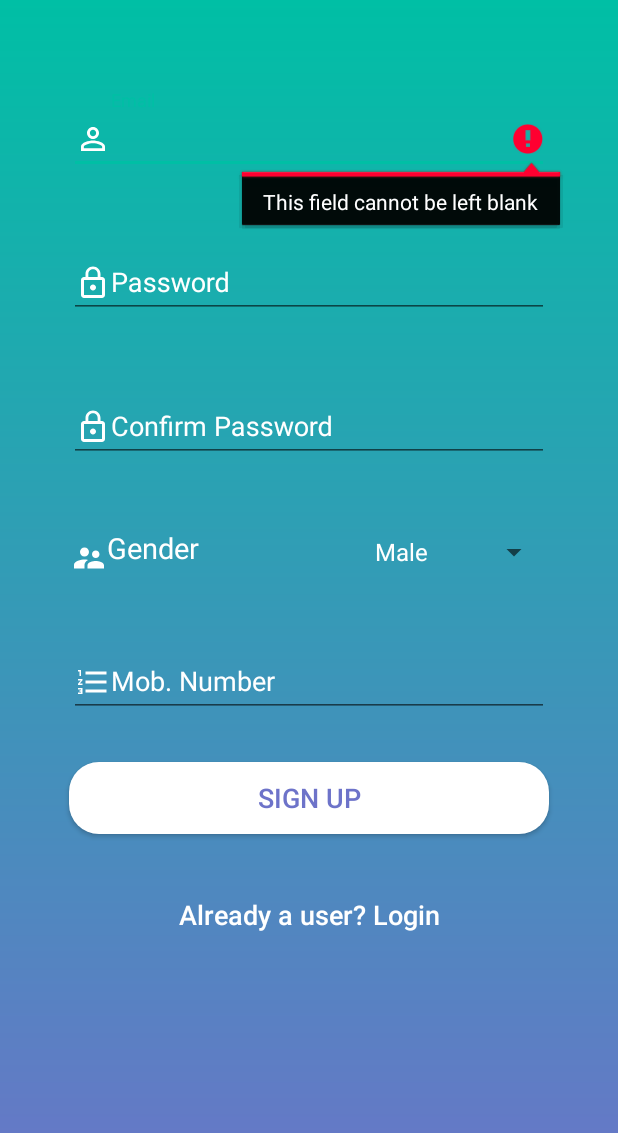
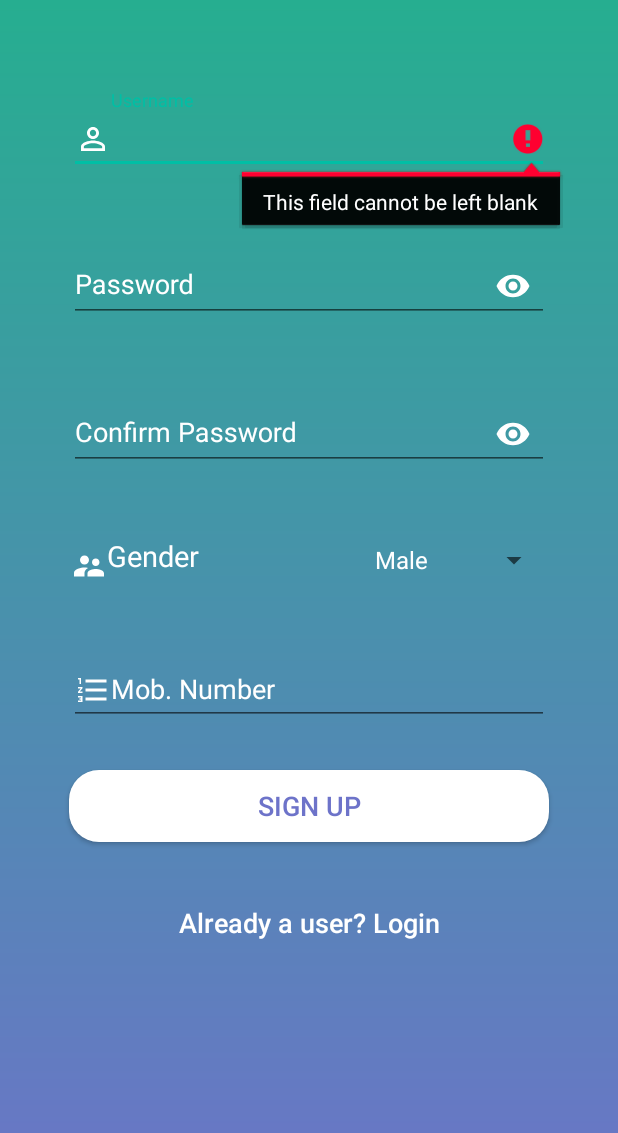
Before and after one commit to ALI-SAMPSON/YOKALODGE, an Android app: the SignUpActivity screen opened directly, with no data from a screen before it, after a tap on "SIGN UP", on a phone screen of 412 x 824 dp. Shown: the top 1133 px of the screen. Run offline under Robolectric (Android 15) with nearby library versions, the light colour scheme and no system bars; our stand-ins replace Firebase (no records; nobody signed in at launch, a user with empty details on screens opened directly).

Commit message:
initial commit

```diff
--- a/app/src/main/AndroidManifest.xml
+++ b/app/src/main/AndroidManifest.xml
@@ -9,15 +9,15 @@
         android:roundIcon="@mipmap/ic_launcher_round"
         android:supportsRtl="true"
         android:theme="@style/AppTheme">
-        <activity android:name=".activities.SplashScreenActivity">
+        <activity android:name=".activities.AdminLoginActivity">
             <intent-filter>
                 <action android:name="android.intent.action.MAIN" />
 
                 <category android:name="android.intent.category.LAUNCHER" />
             </intent-filter>
         </activity>
+        <activity android:name=".activities.SplashScreenActivity" />
         <activity android:name=".activities.SignUpActivity" />
-        <activity android:name=".activities.AdminLoginActivity" />
         <activity android:name=".activities.LoginActivity" />
         <activity android:name=".activities.HomeActivity"></activity>
     </application>
--- a/app/src/main/java/com/example/icode/yokalodge/activities/SignUpActivity.java
+++ b/app/src/main/java/com/example/icode/yokalodge/activities/SignUpActivity.java
@@ -15,6 +15,7 @@ import android.util.Log;
 import android.util.Patterns;
 import android.view.View;
 import android.widget.ArrayAdapter;
+import android.widget.EditText;
 import android.widget.ProgressBar;
 import android.widget.Toast;
 import android.widget.Toolbar;
@@ -44,8 +45,8 @@ public class SignUpActivity extends AppCompatActivity {
     private FirebaseAuth mAuth;
 
     //instance variable of the FirebaseReference and DatabaseReference
-    private FirebaseDatabase dB;
-    private DatabaseReference dbRef;
+    private FirebaseDatabase usersdB;
+    private DatabaseReference usersRef;
 
     //an instance of the User class
     private Users users;
@@ -53,12 +54,12 @@ public class SignUpActivity extends AppCompatActivity {
     //instance of the ProgressDialog class
     ProgressDialog progressDialog;
 
-    //instance variable of the various views
-    private AppCompatEditText appCompatEditTextEmail;
-    private AppCompatEditText appCompatEditTextPassword;
-    private AppCompatEditText appCompatEditTextConfirmPassword;
+    //instance variables of the various views
+    private EditText editTextUsername;
+    private EditText editTextPassword;
+    private EditText editTextConfirmPassword;
 
-    private AppCompatEditText appCompatEditTextMobileNumber;
+    private EditText editTextMobileNumber;
 
     private AppCompatSpinner appCompatSpinnerGender;
     private ArrayAdapter<CharSequence> arrayAdapterGender;
@@ -77,13 +78,12 @@ public class SignUpActivity extends AppCompatActivity {
             actionBar.hide();
         }
 
-        appCompatEditTextEmail = findViewById(R.id.appCompatEditTextEmail);
+        editTextUsername = findViewById(R.id.editTextUsername);
         //sets the input type for the email editText
         //appCompatEditTextEmail.setInputType(InputType.TYPE_CLASS_TEXT | InputType.TYPE_TEXT_VARIATION_EMAIL_ADDRESS );
-        appCompatEditTextPassword = findViewById(R.id.appCompatEditTextPassword);
-        appCompatEditTextConfirmPassword = findViewById(R.id.appCompatEditTextConfirmPassword);
-        appCompatEditTextMobileNumber = findViewById(R.id.appCompatEditTextMobileNumber);
-        //appCompatButton = findViewById(R.id.appCompatButtonLogin);
+        editTextPassword = findViewById(R.id.editTextPassword);
+        editTextConfirmPassword = findViewById(R.id.editTextConfirmPassword);
+        editTextMobileNumber = findViewById(R.id.editTextMobileNumber);
 
         //spinner or drop down view and its arrayAdapter instantiation
         appCompatSpinnerGender = findViewById(R.id.spinnerGender);
@@ -93,63 +93,68 @@ public class SignUpActivity extends AppCompatActivity {
 
         //getting the instances
         users = new Users();
-        dB = FirebaseDatabase.getInstance();
-        dbRef = dB.getReference().child("Users");
+        usersdB = FirebaseDatabase.getInstance();
+        usersRef = usersdB.getReference().child("Users");
 
     }
 
 
     //checks for a valid email
-    public static boolean isEmailValid(String email) {
-        String expression = "^[\\w\\.-]+@([\\w\\-]+\\.)+[A-Z]{2,4}$";
-        Pattern pattern = Pattern.compile(expression, Pattern.CASE_INSENSITIVE);
-        Matcher matcher = pattern.matcher(email);
-        return matcher.matches();
-    }
+
+   /* public static boolean isValidEmail(CharSequence target) {
+        return (!TextUtils.isEmpty(target) && Patterns.EMAIL_ADDRESS.matcher(target).matches());
+    }*/
+
 
     //method for the sign Up button
     public void onSignUpButtonClick(View view){
 
         //get the text from the EditText
-        String email = appCompatEditTextEmail.getText().toString().trim();
-        isEmailValid(email);
-        String password = appCompatEditTextPassword.getText().toString().trim();
-        String confirm_password = appCompatEditTextConfirmPassword.getText().toString().trim();
-        String mobile_number = appCompatEditTextMobileNumber.getText().toString().trim();
+        String username = editTextUsername.getText().toString().trim();
+        String password = editTextPassword.getText().toString().trim();
+        String confirm_password = editTextConfirmPassword.getText().toString().trim();
+        String mobile_number = editTextMobileNumber.getText().toString().trim();
         //String gender = appCompatSpinnerGender.getSelectedItem().toString().trim();
 
+        //string for error handling
         String error_field = "This field cannot be left blank";
+        String password_length = "Password length cannot be less than 6";
 
-        //checks the field to make sure they are not empty before user logs in
-        if(TextUtils.isEmpty(email) && !Patterns.EMAIL_ADDRESS.matcher(email).matches()){
+        /*checks the field to make sure they are not
+        ** empty before user logs in and of accurate number of characters
+        */
+        if(username.equalsIgnoreCase("")){
             //appCompatButton.setEnabled(false);
-            appCompatEditTextEmail.setError(error_field);
-            Toast.makeText(SignUpActivity.this, "Email is a required field",Toast.LENGTH_SHORT).show();
+            editTextUsername.setError(error_field);
+            //Toast.makeText(SignUpActivity.this, "Username is a required field",Toast.LENGTH_SHORT).show();
         }
         else if(password.equalsIgnoreCase("")){
             //appCompatButton.setEnabled(false);
-            appCompatEditTextPassword.setError(error_field);
-            Toast.makeText(SignUpActivity.this,"Password is a required field",Toast.LENGTH_SHORT).show();
+            editTextPassword.setError(error_field);
+            //Toast.makeText(SignUpActivity.this,"Password is a required field",Toast.LENGTH_SHORT).show();
+        }
+        else if(password.length() < 6 ){
+            editTextPassword.setError(password_length);
         }
         else if(confirm_password.equalsIgnoreCase("")){
             //appCompatButton.setEnabled(false);
-            appCompatEditTextConfirmPassword.setError(error_field);
-            Toast.makeText(SignUpActivity.this,"Confirm Password is a required field",Toast.LENGTH_SHORT).show();
+            editTextConfirmPassword.setError(error_field);
+            //Toast.makeText(SignUpActivity.this,"Confirm Password is a required field",Toast.LENGTH_SHORT).show();
         }
         else if(!confirm_password.equalsIgnoreCase(password)){
             //appCompatButton.setEnabled(true);
-            appCompatEditTextConfirmPassword.setError("Password does not match");
+            editTextConfirmPassword.setError("Password does not match");
             Toast.makeText(SignUpActivity.this, "Password does not match",Toast.LENGTH_SHORT).show();
         }
         else if(!confirm_password.equalsIgnoreCase(password) && !password.equalsIgnoreCase(confirm_password)) {
             //appCompatButton.setEnabled(true);
-            appCompatEditTextConfirmPassword.setError("Password does not match");
+            editTextConfirmPassword.setError("Password does not match");
             Toast.makeText(SignUpActivity.this, "Password does not match", Toast.LENGTH_SHORT).show();
         }
         else if(mobile_number.equalsIgnoreCase("")){
             //appCompatButton.setEnabled(true);
-            appCompatEditTextConfirmPassword.setError(error_field);
-            Toast.makeText(SignUpActivity.this, "Mobile Number is a required field",Toast.LENGTH_SHORT).show();
+            editTextMobileNumber.setError(error_field);
+            //Toast.makeText(SignUpActivity.this, "Mobile Number is a required field",Toast.LENGTH_SHORT).show();
         }
         else{
             //appCompatButton.setEnabled(true);
@@ -166,21 +171,21 @@ public class SignUpActivity extends AppCompatActivity {
         progressDialog.setMessage("Please wait...");
 
         //get text from the EditText fields
-        String email = appCompatEditTextEmail.getText().toString().trim();
-        isEmailValid(email);
-        String password = appCompatEditTextPassword.getText().toString().trim();
-        String confirm_password = appCompatEditTextConfirmPassword.getText().toString().trim();
-        String mobile_number = appCompatEditTextMobileNumber.getText().toString().trim();
+        String username = editTextUsername.getText().toString().trim();
+        //isEmailValid(email);
+        String password = editTextPassword.getText().toString().trim();
+        String confirm_password = editTextConfirmPassword.getText().toString().trim();
+        String mobile_number = editTextMobileNumber.getText().toString().trim();
         String gender = appCompatSpinnerGender.getSelectedItem().toString().trim();
 
         //get the values from the fields and sets them to that of the values in the database
-        users.setEmail_address(email);
+        users.setUser_name(username);
         users.setPassword(password);
         users.setConfirm_password(confirm_password);
         users.setMobile_number(mobile_number);
         users.setGender(gender);
 
-        dbRef.child(users.getEmail_address()).setValue(users).addOnCompleteListener(new OnCompleteListener<Void>() {
+        usersRef.child(users.getUser_name()).setValue(users).addOnCompleteListener(new OnCompleteListener<Void>() {
             @Override
             public void onComplete(@NonNull Task<Void> task) {
                 if(task.isSuccessful()){
@@ -208,7 +213,7 @@ public class SignUpActivity extends AppCompatActivity {
                             timer.cancel();
                         }
                     },5000); //the timer will count 5 seconds..
-                    Toast.makeText(SignUpActivity.this, "Cannot connect to the database, Please Try Again...!",Toast.LENGTH_SHORT).show();
+                    Toast.makeText(SignUpActivity.this, " Cannot connect to the database, Please Try Again...! ",Toast.LENGTH_SHORT).show();
                 }
             }
         });
@@ -216,12 +221,18 @@ public class SignUpActivity extends AppCompatActivity {
 
     }
 
+    //link to the User login page
+    public void onLoginLinkButtonClick(View view){
+        //starts the LoginActivity when user clicks the button
+        startActivity(new Intent(SignUpActivity.this, LoginActivity.class));
+    }
+
     //clear text from the textfields
 public void clearTextFields(){
-        appCompatEditTextEmail.setText(null);
-        appCompatEditTextPassword.setText(null);
-        appCompatEditTextConfirmPassword.setText(null);
-        appCompatEditTextMobileNumber.setText(null);
+        editTextUsername.setText(null);
+        editTextPassword.setText(null);
+        editTextConfirmPassword.setText(null);
+        editTextMobileNumber.setText(null);
 }
 
 
--- a/app/src/main/res/layout/activity_sign_up.xml
+++ b/app/src/main/res/layout/activity_sign_up.xml
@@ -5,7 +5,7 @@
     xmlns:tools="http://schemas.android.com/tools"
     android:layout_width="match_parent"
     android:layout_height="match_parent"
-    android:background="@drawable/signup_background"
+    android:background="@drawable/login_ui"
     android:paddingLeft="0dp"
     android:paddingRight="0dp"
     android:paddingTop="0dp"
@@ -20,24 +20,24 @@
         android:orientation="vertical">
     <!-- TextInputLayout and AppCompatEdiText for Email -->
     <android.support.design.widget.TextInputLayout
-        android:id="@+id/textInputLayoutEmail"
+        android:id="@+id/textInputLayoutUsername"
         android:layout_width="match_parent"
         android:layout_height="wrap_content"
         android:layout_marginTop="50dp"
         android:layout_marginLeft="0dp"
         android:textAlignment="center"
         android:textColorHint="@color/colorWhite">
-        <android.support.v7.widget.AppCompatEditText
-            android:id="@+id/appCompatEditTextEmail"
+        <EditText
+            android:id="@+id/editTextUsername"
             android:layout_width="320dp"
             android:layout_height="wrap_content"
             android:layout_gravity="center"
             android:layout_marginLeft="0dp"
             android:drawableLeft="@drawable/ic_person_outline_black_24dp"
-            android:hint="@string/hint_email"
+            android:hint="@string/hint_username"
             android:textColor="@color/colorWhite"
             android:textColorHint="@color/colorWhite"
-            android:inputType="text|textEmailAddress"
+            android:inputType="text"
             android:maxLines="1"/>
     </android.support.design.widget.TextInputLayout>
 
@@ -49,9 +49,11 @@
         android:layout_marginTop="40dp"
         android:layout_marginLeft="0dp"
         android:textAlignment="center"
-        android:textColorHint="@color/colorWhite">
-        <android.support.v7.widget.AppCompatEditText
-            android:id="@+id/appCompatEditTextPassword"
+        android:textColorHint="@color/colorWhite"
+        app:passwordToggleEnabled="true"
+        app:passwordToggleTint="@color/colorWhite">
+        <EditText
+            android:id="@+id/editTextPassword"
             android:layout_width="320dp"
             android:layout_height="wrap_content"
             android:layout_gravity="center"
@@ -72,9 +74,11 @@
             android:layout_marginTop="40dp"
             android:layout_marginLeft="0dp"
             android:textAlignment="center"
-            android:textColorHint="@color/colorWhite">
-            <android.support.v7.widget.AppCompatEditText
-                android:id="@+id/appCompatEditTextConfirmPassword"
+            android:textColorHint="@color/colorWhite"
+            app:passwordToggleEnabled="true"
+            app:passwordToggleTint="@color/colorWhite">
+            <EditText
+                android:id="@+id/editTextConfirmPassword"
                 android:layout_width="320dp"
                 android:layout_height="wrap_content"
                 android:layout_gravity="center"
@@ -141,8 +145,8 @@
         android:layout_marginLeft="0dp"
         android:textAlignment="center"
         android:textColorHint="@color/colorWhite">
-        <android.support.v7.widget.AppCompatEditText
-            android:id="@+id/appCompatEditTextMobileNumber"
+        <EditText
+            android:id="@+id/editTextMobileNumber"
             android:layout_width="320dp"
             android:layout_height="wrap_content"
             android:layout_gravity="center"
@@ -151,7 +155,7 @@
             android:drawableLeft="@drawable/ic_format_list_numbered_black_24dp"
             android:textColor="@color/colorWhite"
             android:textColorHint="@color/colorWhite"
-            android:inputType="number|text"
+            android:inputType="phone"
             android:maxLength="15"
             android:maxLines="1"/>
     </android.support.design.widget.TextInputLayout>
@@ -191,7 +195,7 @@
             android:textStyle="normal"
             android:textAlignment="center"
             android:background="@null"
-            android:onClick="onSignUpButtonClick"/>
+            android:onClick="onLoginLinkButtonClick"/>
 
 </android.support.v7.widget.LinearLayoutCompat>
 
--- a/app/src/main/res/values/dimens.xml
+++ b/app/src/main/res/values/dimens.xml
@@ -8,6 +8,6 @@
     <!-- Custom Dimensions -->
     <dimen name="activity_left_margin">8dp</dimen>
     <dimen name="activity_right_margin">8dp</dimen>
-    <dimen name="round_corner_radius">15dp</dimen>
+    <dimen name="round_corner_radius">18dp</dimen>
 
 </resources>
```
Also changed, not shown: app/src/main/java/com/example/icode/yokalodge/activities/AdminLoginActivity.java (+93 -0 lines), app/src/main/java/com/example/icode/yokalodge/activities/LoginActivity.java (+40 -27 lines), app/src/main/java/com/example/icode/yokalodge/models/Admin.java (added, +35 -0 lines), app/src/main/java/com/example/icode/yokalodge/models/Users.java (+19 -16 lines), app/src/main/res/layout/activity_admin_login.xml (+20 -20 lines), app/src/main/res/layout/activity_login.xml (+10 -12 lines).
